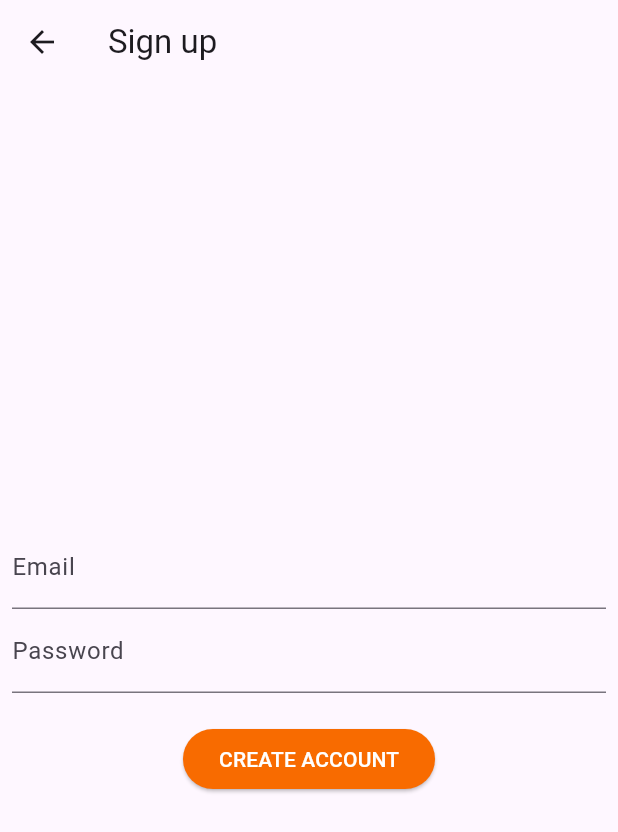
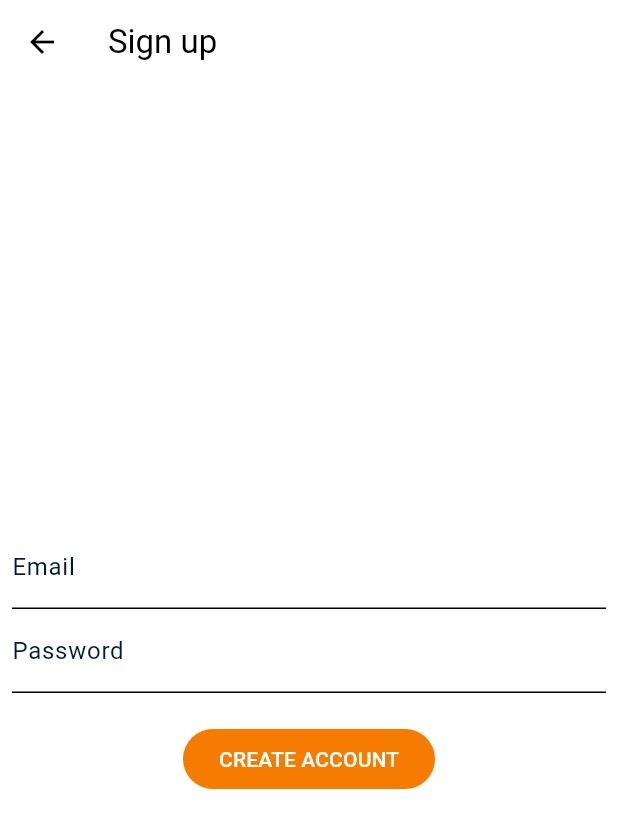
Before and after one commit to jreyesgfi/flutter_train_tracker_app, a Flutter app: the screen it shows after launch, after a tap on "LOG IN", after a tap on "Create New Account", on a phone screen of 412 x 824 dp. Shown: the top 832 px of the screen. Run offline on Flutter 3.47's test engine with Material 3 defaults, Android fonts, the phone set to English and light mode, and no system bars; missing offline and left inert: amplify_auth_cognito, amplify_core, amplify_datastore, amplify_flutter.

```diff
--- a/lib/main.dart
+++ b/lib/main.dart
@@ -18,16 +18,45 @@ class MyApp extends StatelessWidget {
     return MaterialApp(
       title: 'Login Demo',
       theme: ThemeData(
-        primaryColor: Color.fromARGB(255, 248, 107, 0),
-        primarySwatch: Colors.green,
-        visualDensity: VisualDensity.adaptivePlatformDensity,
-        extensions: const <ThemeExtension<dynamic>>[
-          CustomColors(
-            greyColor: Color.fromARGB(255, 192, 192, 192),
-            greenColor: Color.fromARGB(255, 105, 202, 108),
+          primaryColor: Colors.orange.shade700,
+          primaryColorDark: Color.fromARGB(255, 0, 6, 10),
+          primarySwatch: Colors.orange,
+          colorScheme: ColorScheme.fromSwatch(
+            primarySwatch: Colors.orange, // Your primary swatch
+            accentColor: Colors.orange.shade700, // Your accent color
           ),
-        ]
-      ),
+          visualDensity: VisualDensity.adaptivePlatformDensity,
+          inputDecorationTheme: InputDecorationTheme(
+            labelStyle:
+                TextStyle(color: Color.fromARGB(255, 0, 27, 44)), // Label color
+            hintStyle: TextStyle(color: Colors.orange.shade700),
+          ),
+          textTheme: const TextTheme(
+            bodySmall: TextStyle(color: Color.fromARGB(255, 0, 6, 10)),
+            bodyLarge: TextStyle(
+                color:
+                    Color.fromARGB(255, 0, 6, 10)), // Default body text style
+            bodyMedium: TextStyle(
+                color:
+                    Color.fromARGB(255, 0, 6, 10)), // Default body text style
+            displayMedium: TextStyle(color: Color.fromARGB(255, 0, 6, 10)),
+            displayLarge: TextStyle(color: Color.fromARGB(255, 0, 6, 10)),
+            displaySmall: TextStyle(color: Color.fromARGB(255, 0, 6, 10)),
+          ),
+          elevatedButtonTheme: ElevatedButtonThemeData(
+            style: ElevatedButton.styleFrom(
+              elevation: 0, // Remove shadow
+              backgroundColor:
+                  Colors.orange.shade700, // Background color
+              foregroundColor: Colors.white, // Text color
+            ),
+          ),
+          extensions: const <ThemeExtension<dynamic>>[
+            CustomColors(
+              greyColor: Color.fromARGB(255, 192, 192, 192),
+              greenColor: Color.fromARGB(255, 105, 202, 108),
+            ),
+          ]),
       home: MyHomePage(title: 'Login Demo'),
     );
   }
```
Also changed, not shown: lib/components/ExerciseCard.dart (+10 -11 lines), lib/components/MuscleDateSelector.dart (+34 -73 lines), lib/models/muscles_and_exercises.dart (added, +9 -0 lines), lib/theme/components/CustomDropdownFormField.dart (added, +57 -0 lines), lib/theme/components/DateSelectorFormField.dart (added, +48 -0 lines), lib/theme/components/roulette_numeric_input.dart (renamed from lib/theme/roulette_numeric_input.dart).
